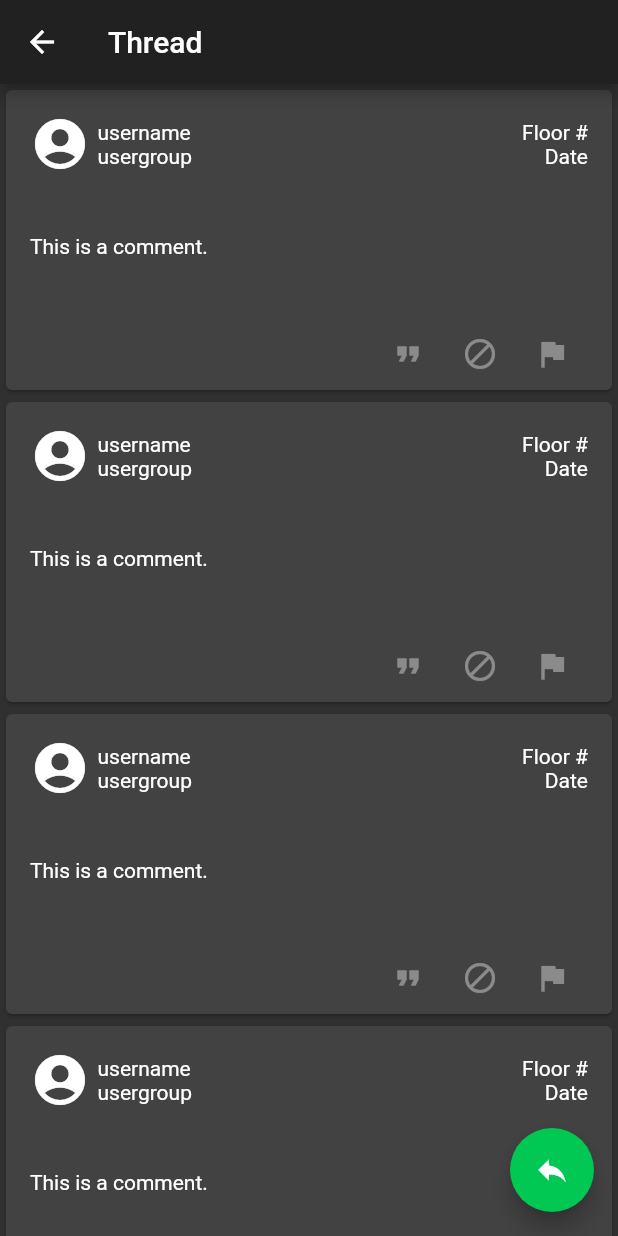
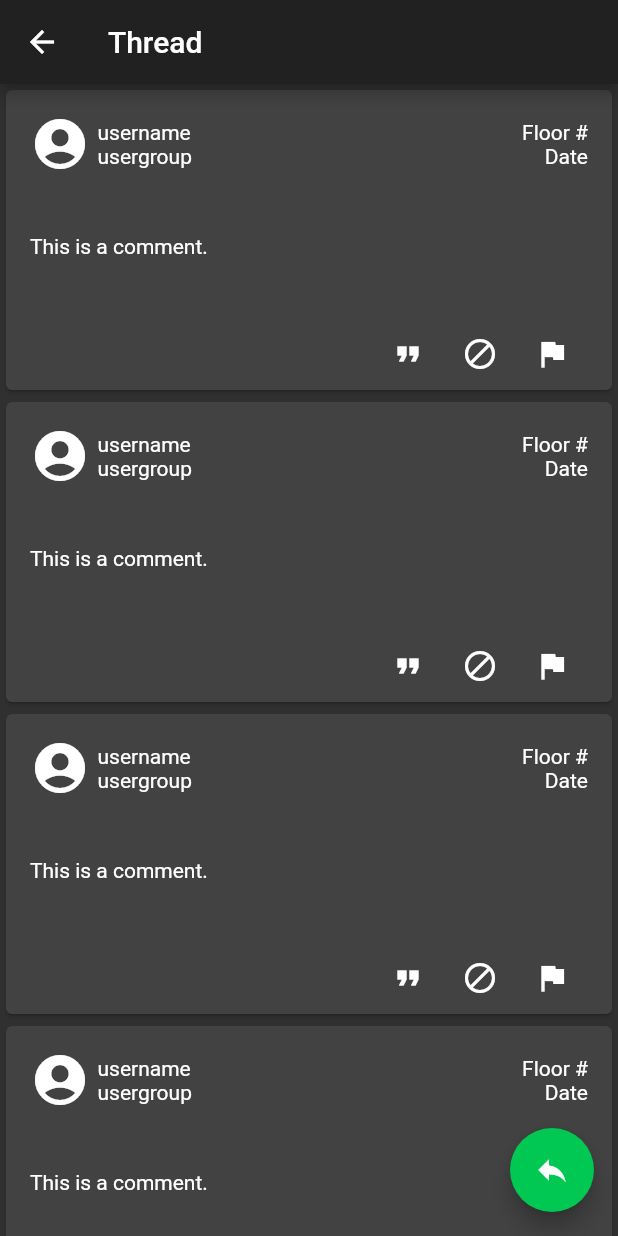
Before and after one commit to kazedayo/hkgalden_flutter, a Flutter app: the ThreadPage screen opened directly, on a phone screen of 412 x 824 dp. Run offline on Flutter 3.47's test engine with Material 2 defaults, Android fonts, the phone set to English and light mode, and no system bars; our stand-ins replace flutter_svg; missing offline and left inert: quill_delta, zefyr; project files that could hold a hidden picture were left out.

Commit message:
Update comment_cell.dart

```diff
--- a/lib/comment_cell.dart
+++ b/lib/comment_cell.dart
@@ -38,9 +38,9 @@ class CommentCell extends StatelessWidget {
           Row(
             mainAxisAlignment: MainAxisAlignment.end,
             children: <Widget>[
-              IconButton(icon: Icon(Icons.format_quote), onPressed: null),
-              IconButton(icon: Icon(Icons.block), onPressed: null),
-              IconButton(icon: Icon(Icons.flag), onPressed: null),
+              IconButton(icon: Icon(Icons.format_quote), onPressed: () => null),
+              IconButton(icon: Icon(Icons.block), onPressed: () => null),
+              IconButton(icon: Icon(Icons.flag), onPressed: () => null),
             ],
           ),
         ],
```
